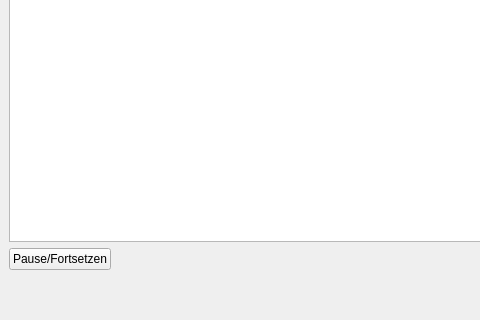
Before: the Qt Designer form ui/main.ui in barbogast/muco, drawn with Qt 5; both pictures show x 0 to 480 and y 510 to 830 of the 1074 by 830 pixel window.
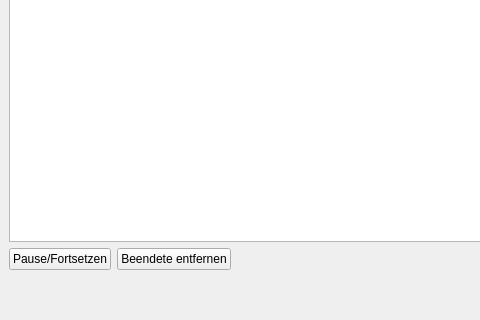
After: the same form once the commit is applied.

Commit message: Actions are only started if an appropriate folder/file is selected. Implemented clear button for action list.

```diff
--- a/ui/main.ui
+++ b/ui/main.ui
@@ -124,6 +124,13 @@
           </property>
          </widget>
         </item>
+        <item>
+         <widget class="QPushButton" name="button_clear">
+          <property name="text">
+           <string>Beendete entfernen</string>
+          </property>
+         </widget>
+        </item>
         <item>
          <spacer name="horizontalSpacer_2">
           <property name="orientation">
```
The commit also changes 5 other files.
